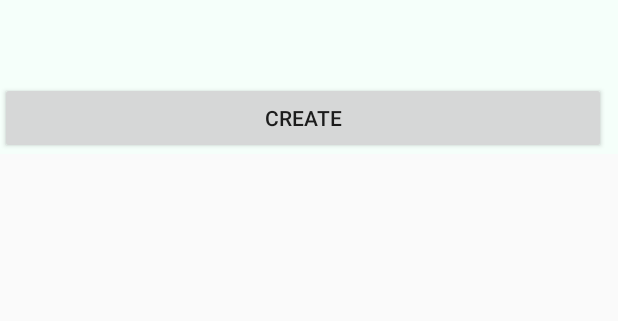
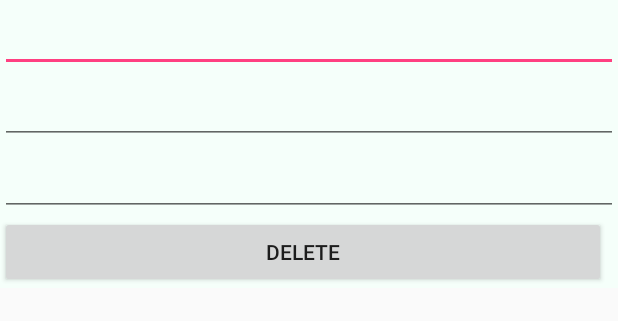
Before and after one commit to CMPUT301F17T16/HabbitTracker2017, an Android app: the layout habit_dialog.xml on its own in the app's theme, with its tools: preview values and no code run, on a phone screen of 412 x 824 dp. Shown: the top 321 px of the screen. Run offline under Robolectric (Android 15) with nearby library versions, the phone set to English and light mode, and no system bars.

Commit message:
minor changes to habit dialog xml

```diff
--- a/app/src/main/java/com/example/habittracker2017/createHabit.java
+++ b/app/src/main/java/com/example/habittracker2017/createHabit.java
@@ -1,6 +1,7 @@
 package com.example.habittracker2017;
 
 import android.app.DatePickerDialog;
+import android.content.Context;
 import android.support.v7.app.AppCompatActivity;
 import android.os.Bundle;
 import android.view.View;
--- a/app/src/main/res/layout/habit_dialog.xml
+++ b/app/src/main/res/layout/habit_dialog.xml
@@ -11,13 +11,19 @@
         android:orientation="vertical"
         android:background="#F5FFFA">
 
-        <TextView
+        <EditText
             android:id="@+id/habitName"
             android:layout_width="match_parent"
             android:layout_height="wrap_content"
             android:textSize="20sp" />
 
-        <TextView
+        <EditText
+            android:id="@+id/habitStartDate"
+            android:layout_width="match_parent"
+            android:layout_height="wrap_content"
+            android:textSize="20sp" />
+
+        <EditText
             android:id="@+id/reason"
             android:layout_width="match_parent"
             android:layout_height="wrap_content"
@@ -29,7 +35,7 @@
             android:layout_width="fill_parent"
             android:layout_height="wrap_content"
             android:layout_marginEnd="8dp"
-            android:text="Create" />
+            android:text="Delete" />
 
 
 
```
